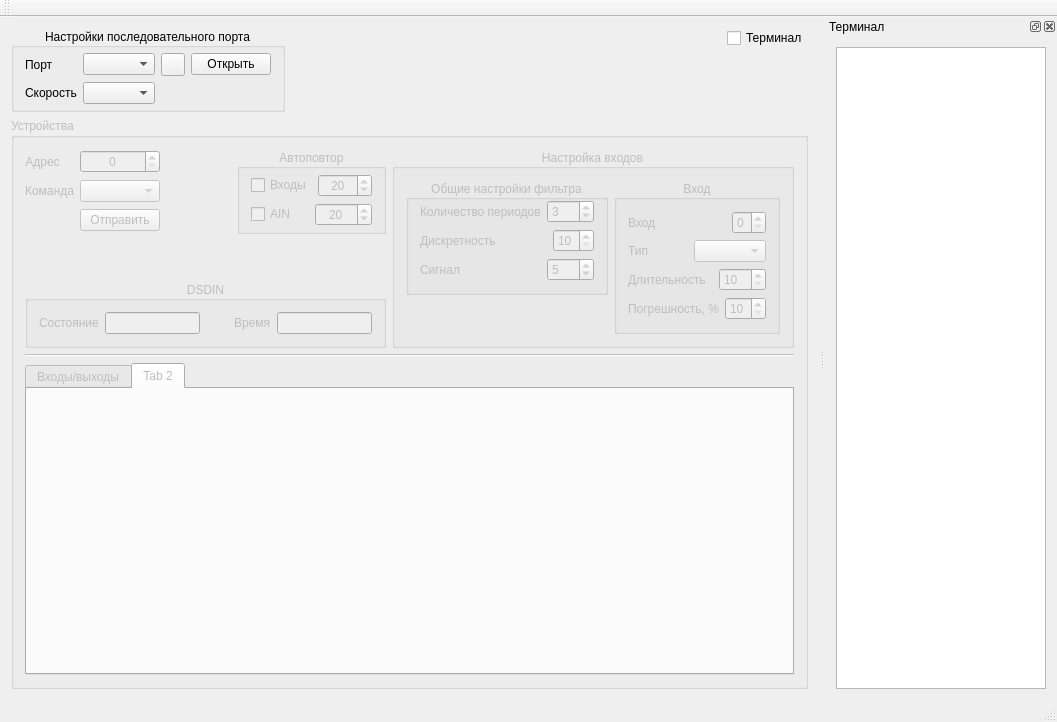
This is mainwindow.ui in vlarry/emulator as Qt 5 draws it before an edit. The edited form follows.
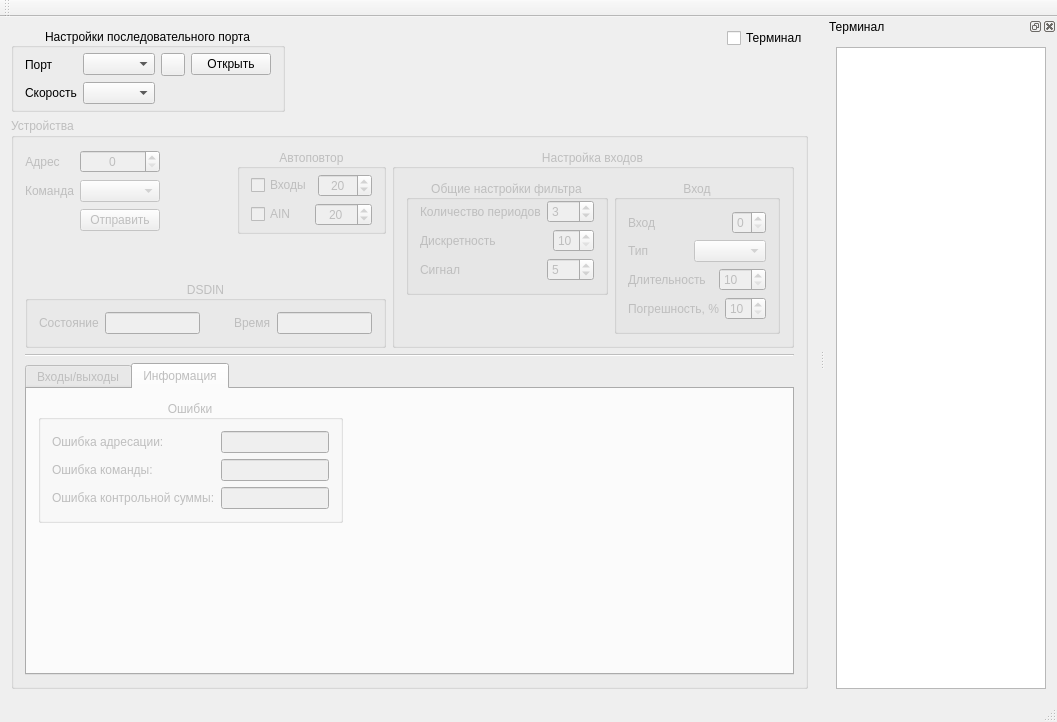
This is the edited form. The open tabs and pages were chosen to show the change. Icons and pictures are not drawn. Custom widgets are drawn as their Qt base class.

Commit message: Реализация обработки запроса 0x3D (чтение ошибок) и вывод информации на экран.

What changed in the file:
```diff
--- a/mainwindow.ui
+++ b/mainwindow.ui
@@ -7,7 +7,7 @@
     <x>0</x>
     <y>0</y>
     <width>1057</width>
-    <height>655</height>
+    <height>667</height>
    </rect>
   </property>
   <property name="windowTitle">
@@ -4066,8 +4066,138 @@
          </widget>
          <widget class="QWidget" name="tab_2">
           <attribute name="title">
-           <string>Tab 2</string>
+           <string>Информация</string>
           </attribute>
+          <layout class="QVBoxLayout" name="verticalLayout_37">
+           <item>
+            <layout class="QHBoxLayout" name="horizontalLayout_72">
+             <item>
+              <widget class="QGroupBox" name="groupError">
+               <property name="title">
+                <string>Ошибки</string>
+               </property>
+               <property name="alignment">
+                <set>Qt::AlignCenter</set>
+               </property>
+               <layout class="QHBoxLayout" name="horizontalLayout_71">
+                <item>
+                 <layout class="QVBoxLayout" name="verticalLayout_36">
+                  <item>
+                   <widget class="QLabel" name="label_26">
+                    <property name="text">
+                     <string>Ошибка адресации:</string>
+                    </property>
+                    <property name="scaledContents">
+                     <bool>true</bool>
+                    </property>
+                   </widget>
+                  </item>
+                  <item>
+                   <widget class="QLabel" name="label_27">
+                    <property name="text">
+                     <string>Ошибка команды:</string>
+                    </property>
+                    <property name="scaledContents">
+                     <bool>true</bool>
+                    </property>
+                   </widget>
+                  </item>
+                  <item>
+                   <widget class="QLabel" name="label_28">
+                    <property name="text">
+                     <string>Ошибка контрольной суммы:</string>
+                    </property>
+                    <property name="scaledContents">
+                     <bool>true</bool>
+                    </property>
+                   </widget>
+                  </item>
+                 </layout>
+                </item>
+                <item>
+                 <layout class="QVBoxLayout" name="verticalLayout_35">
+                  <item>
+                   <widget class="QLineEdit" name="leErrorAddr">
+                    <property name="sizePolicy">
+                     <sizepolicy hsizetype="Minimum" vsizetype="Fixed">
+                      <horstretch>0</horstretch>
+                      <verstretch>0</verstretch>
+                     </sizepolicy>
+                    </property>
+                    <property name="maxLength">
+                     <number>5</number>
+                    </property>
+                    <property name="readOnly">
+                     <bool>true</bool>
+                    </property>
+                   </widget>
+                  </item>
+                  <item>
+                   <widget class="QLineEdit" name="leErrorCmd">
+                    <property name="sizePolicy">
+                     <sizepolicy hsizetype="Minimum" vsizetype="Fixed">
+                      <horstretch>0</horstretch>
+                      <verstretch>0</verstretch>
+                     </sizepolicy>
+                    </property>
+                    <property name="maxLength">
+                     <number>5</number>
+                    </property>
+                    <property name="readOnly">
+                     <bool>true</bool>
+                    </property>
+                   </widget>
+                  </item>
+                  <item>
+                   <widget class="QLineEdit" name="leErrorChecksum">
+                    <property name="sizePolicy">
+                     <sizepolicy hsizetype="Minimum" vsizetype="Fixed">
+                      <horstretch>0</horstretch>
+                      <verstretch>0</verstretch>
+                     </sizepolicy>
+                    </property>
+                    <property name="maxLength">
+                     <number>5</number>
+                    </property>
+                    <property name="readOnly">
+                     <bool>true</bool>
+                    </property>
+                   </widget>
+                  </item>
+                 </layout>
+                </item>
+               </layout>
+              </widget>
+             </item>
+             <item>
+              <spacer name="horizontalSpacer_12">
+               <property name="orientation">
+                <enum>Qt::Horizontal</enum>
+               </property>
+               <property name="sizeHint" stdset="0">
+                <size>
+                 <width>40</width>
+                 <height>20</height>
+                </size>
+               </property>
+              </spacer>
+             </item>
+            </layout>
+           </item>
+           <item>
+            <spacer name="verticalSpacer_4">
+             <property name="orientation">
+              <enum>Qt::Vertical</enum>
+             </property>
+             <property name="sizeHint" stdset="0">
+              <size>
+               <width>20</width>
+               <height>128</height>
+              </size>
+             </property>
+            </spacer>
+           </item>
+          </layout>
          </widget>
         </widget>
        </item>
```
Left out of the diff: 5 changed lines with no effect on the pictures. The commit also changes 2 other files.
